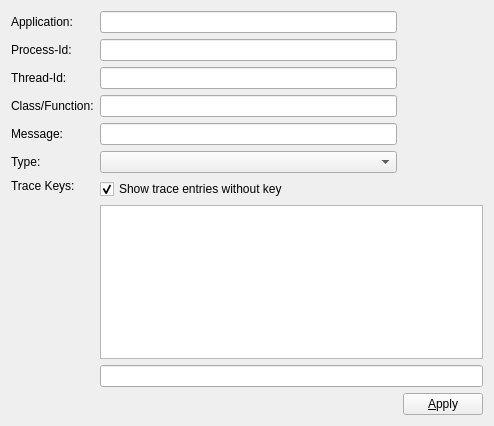
Old version of the form gui/filterform.ui in the repository froglogic/tracetool.
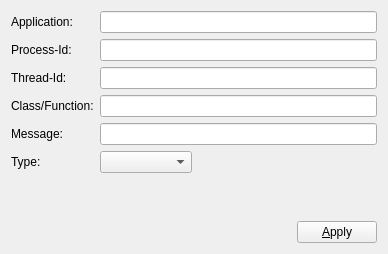
New version of the form. Custom widgets are drawn as their Qt base class.

Commit message:
Replaced trace key list with combo box on first tab for quick access
This combo box makes it possible to quickly toggle between different trace
keys. However, you can no longer select multiple trace keys at once.

```diff
--- a/gui/filterform.ui
+++ b/gui/filterform.ui
@@ -6,8 +6,8 @@
    <rect>
     <x>0</x>
     <y>0</y>
-    <width>494</width>
-    <height>426</height>
+    <width>388</width>
+    <height>254</height>
    </rect>
   </property>
   <property name="windowTitle">
@@ -16,32 +16,50 @@
   <layout class="QGridLayout" name="gridLayout">
    <item row="0" column="0">
     <widget class="QLabel" name="appLabel">
+     <property name="sizePolicy">
+      <sizepolicy hsizetype="Maximum" vsizetype="Preferred">
+       <horstretch>0</horstretch>
+       <verstretch>0</verstretch>
+      </sizepolicy>
+     </property>
      <property name="text">
       <string>Application:</string>
      </property>
     </widget>
    </item>
-   <item row="0" column="1">
+   <item row="0" column="1" colspan="3">
     <widget class="QLineEdit" name="appEdit"/>
    </item>
    <item row="1" column="0">
     <widget class="QLabel" name="processIdLabel">
+     <property name="sizePolicy">
+      <sizepolicy hsizetype="Maximum" vsizetype="Preferred">
+       <horstretch>0</horstretch>
+       <verstretch>0</verstretch>
+      </sizepolicy>
+     </property>
      <property name="text">
       <string>Process-Id:</string>
      </property>
     </widget>
    </item>
-   <item row="1" column="1">
+   <item row="1" column="1" colspan="3">
     <widget class="QLineEdit" name="pidEdit"/>
    </item>
    <item row="2" column="0">
     <widget class="QLabel" name="threadIdLabel">
+     <property name="sizePolicy">
+      <sizepolicy hsizetype="Maximum" vsizetype="Preferred">
+       <horstretch>0</horstretch>
+       <verstretch>0</verstretch>
+      </sizepolicy>
+     </property>
      <property name="text">
       <string>Thread-Id:</string>
      </property>
     </widget>
    </item>
-   <item row="2" column="1">
+   <item row="2" column="1" colspan="3">
     <widget class="QLineEdit" name="tidEdit"/>
    </item>
    <item row="3" column="0">
@@ -51,21 +69,33 @@
      </property>
     </widget>
    </item>
-   <item row="3" column="1">
+   <item row="3" column="1" colspan="3">
     <widget class="QLineEdit" name="funcEdit"/>
    </item>
    <item row="4" column="0">
     <widget class="QLabel" name="messageLabel">
+     <property name="sizePolicy">
+      <sizepolicy hsizetype="Maximum" vsizetype="Preferred">
+       <horstretch>0</horstretch>
+       <verstretch>0</verstretch>
+      </sizepolicy>
+     </property>
      <property name="text">
       <string>Message:</string>
      </property>
     </widget>
    </item>
-   <item row="4" column="1">
+   <item row="4" column="1" colspan="3">
     <widget class="QLineEdit" name="messageEdit"/>
    </item>
    <item row="5" column="0">
     <widget class="QLabel" name="typeLabel">
+     <property name="sizePolicy">
+      <sizepolicy hsizetype="Maximum" vsizetype="Preferred">
+       <horstretch>0</horstretch>
+       <verstretch>0</verstretch>
+      </sizepolicy>
+     </property>
      <property name="text">
       <string>Type:</string>
      </property>
@@ -74,37 +104,33 @@
    <item row="5" column="1">
     <widget class="QComboBox" name="typeCombo"/>
    </item>
-   <item row="6" column="0">
-    <widget class="QLabel" name="label">
-     <property name="text">
-      <string>Trace Keys:</string>
+   <item row="5" column="2" colspan="2">
+    <spacer name="horizontalSpacer_2">
+     <property name="orientation">
+      <enum>Qt::Horizontal</enum>
      </property>
-     <property name="alignment">
-      <set>Qt::AlignLeading|Qt::AlignLeft|Qt::AlignTop</set>
+     <property name="sizeHint" stdset="0">
+      <size>
+       <width>179</width>
+       <height>20</height>
+      </size>
      </property>
-    </widget>
+    </spacer>
    </item>
    <item row="6" column="1">
-    <widget class="QCheckBox" name="showTraceEntriesWithoutKey">
-     <property name="text">
-      <string>Show trace entries without key</string>
+    <spacer name="verticalSpacer">
+     <property name="orientation">
+      <enum>Qt::Vertical</enum>
      </property>
-     <property name="checked">
-      <bool>true</bool>
+     <property name="sizeHint" stdset="0">
+      <size>
+       <width>20</width>
+       <height>45</height>
+      </size>
      </property>
-    </widget>
+    </spacer>
    </item>
-   <item row="7" column="1" colspan="2">
-    <widget class="QListWidget" name="traceKeyList">
-     <property name="uniformItemSizes">
-      <bool>true</bool>
-     </property>
-    </widget>
-   </item>
-   <item row="8" column="1" colspan="2">
-    <widget class="UnlabelledLineEdit" name="addTraceKeyEdit"/>
-   </item>
-   <item row="9" column="1">
+   <item row="7" column="0" colspan="3">
     <spacer name="horizontalSpacer">
      <property name="orientation">
       <enum>Qt::Horizontal</enum>
@@ -117,7 +143,7 @@
      </property>
     </spacer>
    </item>
-   <item row="9" column="2">
+   <item row="7" column="3">
     <widget class="QPushButton" name="applyButton">
      <property name="sizePolicy">
       <sizepolicy hsizetype="Maximum" vsizetype="Fixed">
@@ -132,13 +158,6 @@
    </item>
   </layout>
  </widget>
- <customwidgets>
-  <customwidget>
-   <class>UnlabelledLineEdit</class>
-   <extends>QLineEdit</extends>
-   <header>searchwidget.h</header>
-  </customwidget>
- </customwidgets>
  <tabstops>
   <tabstop>appEdit</tabstop>
   <tabstop>pidEdit</tabstop>
```
Left out of the diff: 6 changed lines with no effect on the pictures. The commit also changes 6 other files.
